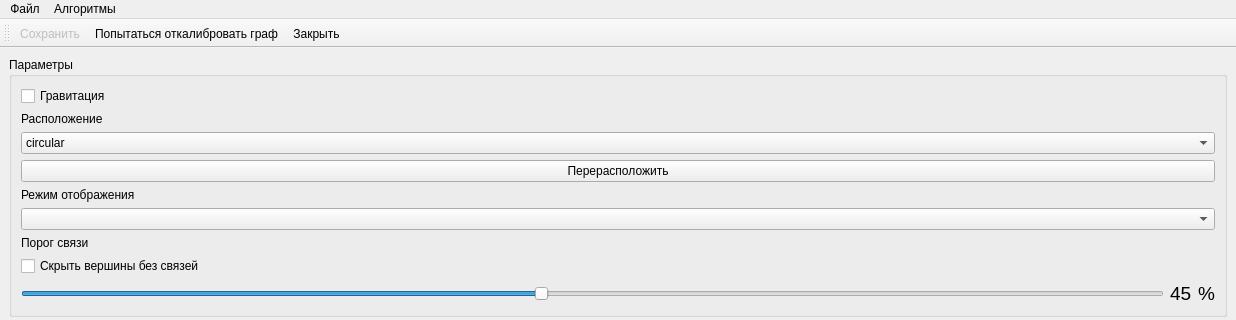
Above: ui/graphwindow.ui from moevm/nosql1h19-text-graph before the change; both pictures show x 0 to 1236 and y 0 to 320 of the 1236 by 779 pixel window. Below: the same form after it.
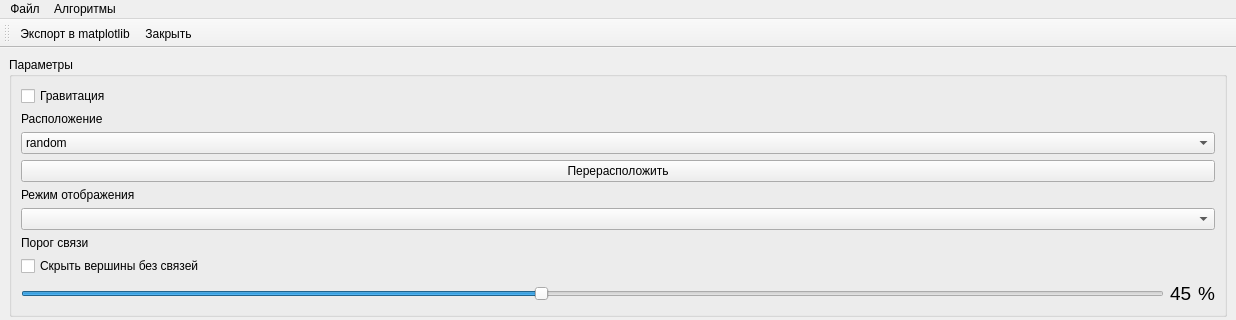
That is the form after the change. Icons and pictures are not drawn.

Commit message: Export graph to matplotlib

What changed in the file:
```diff
--- a/ui/graphwindow.ui
+++ b/ui/graphwindow.ui
@@ -49,6 +49,11 @@
          </item>
          <item>
           <widget class="QComboBox" name="layoutComboBox">
+           <item>
+            <property name="text">
+             <string>random</string>
+            </property>
+           </item>
            <item>
             <property name="text">
              <string>circular</string>
@@ -260,7 +265,6 @@
     <bool>false</bool>
    </attribute>
    <addaction name="actionSaveGraph"/>
-   <addaction name="actionCalibrate"/>
    <addaction name="actionCloseGraph"/>
   </widget>
   <action name="actionCloseGraph">
@@ -277,26 +281,14 @@
   </action>
   <action name="actionSaveGraph">
    <property name="enabled">
-    <bool>false</bool>
+    <bool>true</bool>
    </property>
    <property name="icon">
     <iconset resource="../res/pictures.qrc">
      <normaloff>:/icons/save.png</normaloff>:/icons/save.png</iconset>
    </property>
    <property name="text">
-    <string>Сохранить</string>
-   </property>
-  </action>
-  <action name="actionCalibrate">
-   <property name="icon">
-    <iconset resource="../res/pictures.qrc">
-     <normaloff>:/icons/gravity.png</normaloff>:/icons/gravity.png</iconset>
-   </property>
-   <property name="text">
-    <string>Попытаться откалибровать граф</string>
-   </property>
-   <property name="toolTip">
-    <string>&lt;html&gt;&lt;head/&gt;&lt;body&gt;&lt;p&gt;Выполнить 1000 вычислений гравитации.&lt;/p&gt;&lt;p&gt;Если граф большой и лагает, может положить приложение.&lt;/p&gt;&lt;/body&gt;&lt;/html&gt;</string>
+    <string>Экспорт в matplotlib</string>
    </property>
   </action>
  </widget>
```
Left out of the diff: 12 changed lines with no effect on the pictures. The commit also changes 6 other files.
